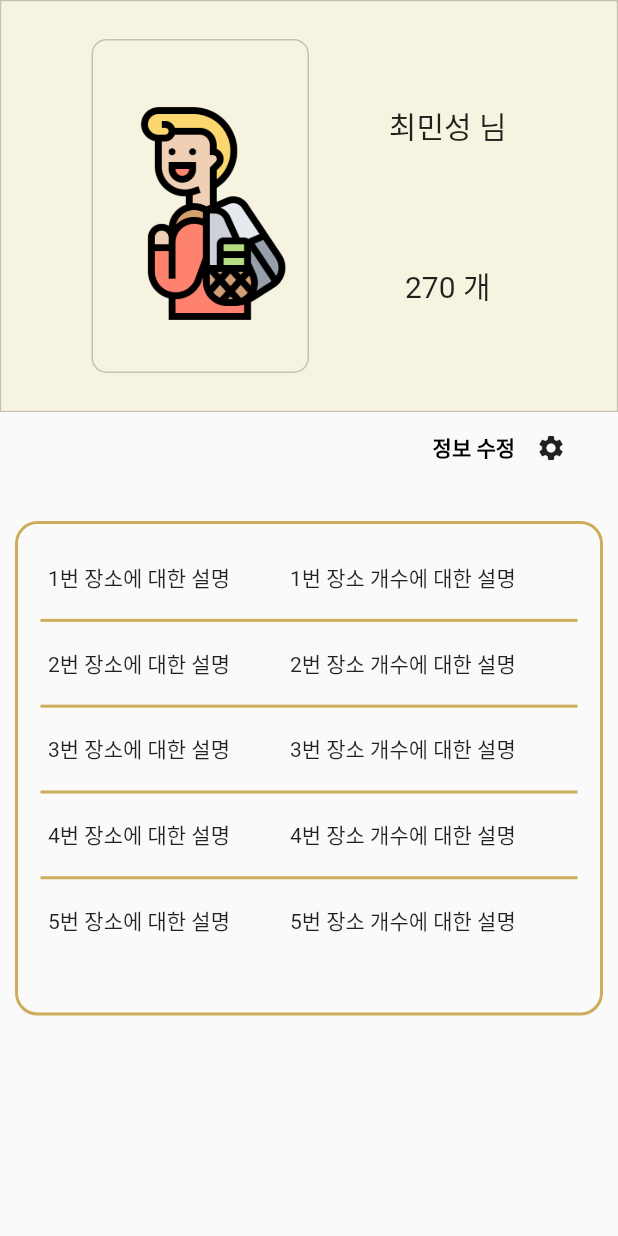
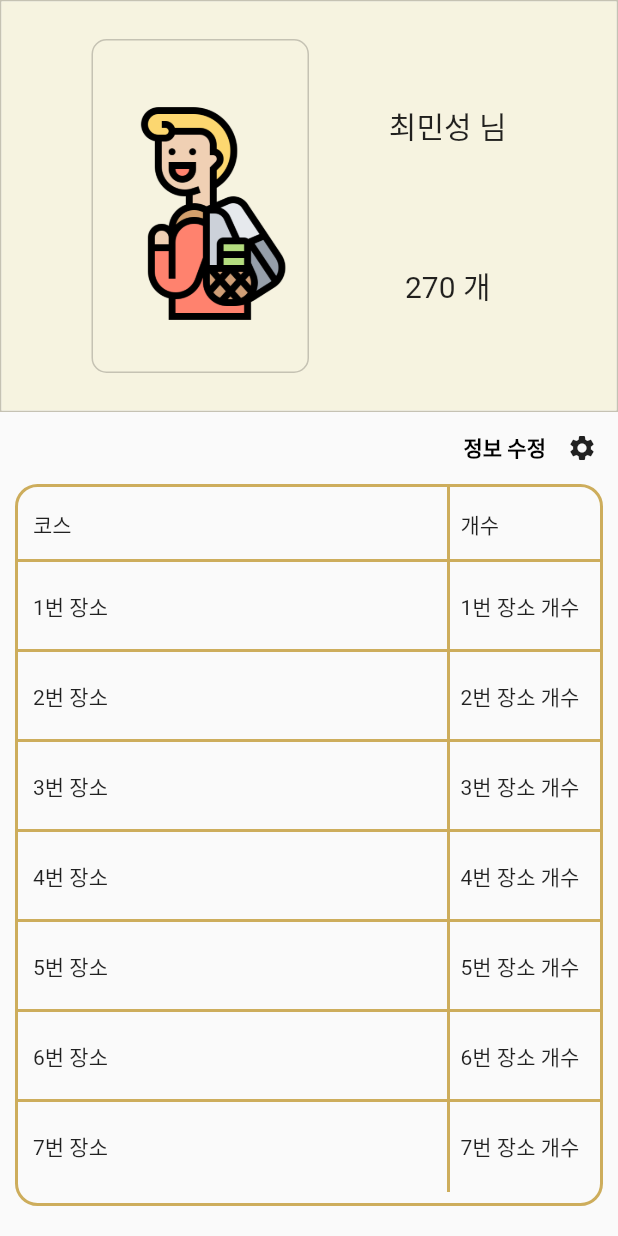
Before and after one commit to TeamStamp/Stamp_Frontend, a Flutter app: the profilepage screen opened directly, on a phone screen of 412 x 824 dp. Run offline on Flutter 3.47's test engine with Material 2 defaults, Android fonts, the light colour scheme and no system bars; our stand-ins replace google_maps_flutter, shared_preferences; accounts and stored records are empty.

Commit message:
창희형의 속성강의 포함 프로필 페이지

```diff
--- /dev/null
+++ b/lib/Models/Post.dart
@@ -0,0 +1,17 @@
+class Post {
+  final int userId;
+  final int id;
+  final String title;
+  final bool completed;
+
+  Post({required this.userId, required this.id, required this.title, required this.completed});
+
+  factory Post.fromJson(Map<String, dynamic> json) {
+   return Post(
+      userId: json['userId'],
+      id: json['id'],
+      title: json['title'],
+      completed: json['completed'],
+    );
+  }
+}
--- a/lib/login_page.dart
+++ b/lib/login_page.dart
@@ -12,6 +12,7 @@
 */
 
 import 'package:flutter/material.dart';
+import 'package:stamp_front/Models/Post.dart';
 import 'package:stamp_front/main_page.dart';
 import 'package:stamp_front/repository/auth_repository.dart';
 
@@ -49,6 +50,8 @@ class _loginpageState extends State<loginpage> {
   final emailController = TextEditingController();
   final passwordController = TextEditingController();
   final passwordConfirmController = TextEditingController();
+
+  final List<Post> posts = [];
 
   late String _id;
   late String _password;
@@ -166,7 +169,26 @@ class _loginpageState extends State<loginpage> {
                       const Text(style: TextStyle(color: Colors.black), '로그인'),
                 ),
               ),
-
+              // ElevatedButton(
+              //     onPressed: () async {
+              //       posts.addAll(await authRepository.apiTest());
+              //       setState(() {});
+              //     },
+              //     child: Text('test')),
+              // ListView.builder(
+              //   shrinkWrap: true,
+              //   itemBuilder: (context, index) => Column(
+              //     crossAxisAlignment: CrossAxisAlignment.start,
+              //     children: [
+              //       Text('타이틀' + posts[index].title),
+              //       Text('유저id' + posts[index].userId.toString()),
+              //       Text('완성:' + posts[index].completed.toString()),
+              //       SizedBox(height: 8,),
+              //       Divider(),
+              //     ],
+              //   ),
+              //   itemCount: posts.length,
+              // ),
               // 회원가입 창
               Container(
                 child: TextButton(
--- a/lib/profile_page.dart
+++ b/lib/profile_page.dart
@@ -17,11 +17,29 @@ class profilepage extends StatefulWidget {
 }
 
 class _profilepage extends State<profilepage> {
-  final List<String> profileplaces = <String> ['1번 장소', '2번 장소', '3번 장소', '4번 장소', '5번 장소'];
-  final List<String> profileplacestoken = <String> ['1번 장소 개수', '2번 장소 개수', '3번 장소 개수', '4번 장소 개수', '5번 장소 개수'];
+  final List<String> profileplaces = <String>[
+    '1번 장소',
+    '2번 장소',
+    '3번 장소',
+    '4번 장소',
+    '5번 장소',
+    '6번 장소',
+    '7번 장소'
+  ];
+  final List<String> profileplacestoken = <String>[
+    '1번 장소 개수',
+    '2번 장소 개수',
+    '3번 장소 개수',
+    '4번 장소 개수',
+    '5번 장소 개수',
+    '6번 장소 개수',
+    '7번 장소 개수'
+  ];
+
   @override
   Widget build(BuildContext context) {
     return Scaffold(
+        resizeToAvoidBottomInset: false,
         body: Column(
           children: [
             Flexible(
@@ -71,8 +89,8 @@ class _profilepage extends State<profilepage> {
                                   width: double.infinity,
                                   height: double.infinity,
                                   alignment: Alignment.center,
-                              child:
-                                  Text('최민성 님', style: TextStyle(fontSize: 20)),
+                                  child: Text('최민성 님',
+                                      style: TextStyle(fontSize: 20)),
                                 ),
                               ),
                               Flexible(
@@ -80,8 +98,8 @@ class _profilepage extends State<profilepage> {
                                   width: double.infinity,
                                   height: double.infinity,
                                   alignment: Alignment.center,
-                              child:
-                                  Text('270 개', style: TextStyle(fontSize: 20)),
+                                  child: Text('270 개',
+                                      style: TextStyle(fontSize: 20)),
                                 ),
                               )
                             ],
@@ -98,16 +116,12 @@ class _profilepage extends State<profilepage> {
               child: Column(
                 children: [
                   Row(
+                    mainAxisAlignment: MainAxisAlignment.end,
                     children: [
-                    Container(
-                      padding: EdgeInsets.only(
-                          left: MediaQuery.of(context).size.width * 0.7,
-                          right: MediaQuery.of(context).size.width * 0),
-                      child: Text('정보 수정',
+                      Text('정보 수정',
                           style: TextStyle(
                               fontWeight: FontWeight.bold,
                               color: Colors.black)),
-                    ),
                       Container(
                           padding: EdgeInsets.only(
                               left: MediaQuery.of(context).size.width * 0,
@@ -116,114 +130,80 @@ class _profilepage extends State<profilepage> {
                             onPressed: () {
                               ProfileuserShowDialog(context);
                             },
-                          icon: Icon(Icons.settings, size: 20,
+                            icon: Icon(
+                              Icons.settings,
+                              size: 20,
                             ),
                           )),
                     ],
                   ),
-                SizedBox(height: MediaQuery.of(context).size.height * 0.03),
-                 Container(
-                      margin: EdgeInsets.fromLTRB(10, 0, 10, 0),
-                      width: MediaQuery.of(context).size.width,
-                      height: MediaQuery.of(context).size.height*0.4,
+                  Expanded(
                     child: Container(
-                          width: double.infinity,
-                          height: double.infinity,
+                        margin: EdgeInsets.fromLTRB(10, 0, 10, 20),
                         decoration: BoxDecoration(
                             borderRadius: BorderRadius.circular(15),
-                              border: Border.all(color: Color(0xffCDAD5C), width: 2)
+                            border:
+                                Border.all(color: Color(0xffCDAD5C), width: 2)),
+                        child: Column(
+                          children: [
+                          SizedBox(
+                          height: 50,
+                          child: Row(
+                            children: const [
+                              Expanded(
+                                  flex: 3,
+                                  child: Padding(
+                                      padding: EdgeInsets.only(left: 10),
+                                      child: Text('코스'))),
+                              VerticalDivider(
+                                color: Color(0xffCDAD5C),
+                                thickness: 2,
                               ),
+                              Expanded(child: Text('개수')),
+                            ],
+                          ),
+                        ),
+                            const Divider(
+                              color: Color(0xffCDAD5C),
+                              thickness: 2,
+                              height: 0,
+                            ),
+                            Expanded(
                               child: ListView.separated(
-                            padding: const EdgeInsets.all(15),
-                            itemCount: profileplaces.length,
-                            itemBuilder: (BuildContext context, int index){
-                              return Container(
-                                padding: EdgeInsets.all(5),
-                                height: MediaQuery.of(context).size.height*0.05,
+                                shrinkWrap: true,
+                                itemCount: profileplaces.length ,
+                                itemBuilder: (BuildContext context, int index) {
+                                    return SizedBox(
+                                      height: 60,
                                       child: Row(
                                         children: [
-                                    Text('${profileplaces[index]}에 대한 설명'),
-                                    SizedBox(width: 40,),
-                                    Text('${profileplacestoken[index]}에 대한 설명'),
+                                          Expanded(
+                                              flex: 3,
+                                              child: Padding(
+                                                  padding: EdgeInsets.only(left: 10),
+                                                  child: Text('${profileplaces[index ]}'))),
+                                          const VerticalDivider(
+                                            color: Color(0xffCDAD5C),
+                                            thickness: 2,
+                                          ),
+                                          Expanded(child: Text('${profileplacestoken[index ]}')),
                                         ],
                                       ),
                                     );
                                 },
-                            separatorBuilder: (BuildContext context, int index) => const Divider(
+                                separatorBuilder: (BuildContext context, int index) =>
+                                    const Divider(
                                   color: Color(0xffCDAD5C),
                                   thickness: 2,
-                            ),
-                          )
+                                      height: 0,
                                 ),
                               ),
-
-
-                /*
-                SingleChildScrollView(
-                  child: Container(padding: EdgeInsets.only(
-                    left: MediaQuery.of(context).size.width * 0.1,
-                    right: MediaQuery.of(context).size.width * 0.1,
                             ),
-                      decoration: BoxDecoration(
-                          borderRadius: BorderRadius.circular(30),
-                          border: Border.all(color: Colors.black, width: 2)),
-                      child: DataTable(
-
-                        dataRowHeight: 50,
-                        dividerThickness: 2,
-
-                        columns: const [
-                          DataColumn(label: Text('코스')),
-                          DataColumn(label: Text('개수')),
-                        ],
-                        rows: const [
-                          DataRow(cells: [
-                            DataCell(Text('용인시 기흥구')),
-                            DataCell(Text('1 / 30')),
-                          ]),
-                          DataRow(cells: [
-                            DataCell(Text('용인시 기흥구')),
-                            DataCell(Text('1 / 30')),
-                          ]),
-                          DataRow(cells: [
-                            DataCell(Text('용인시 기흥구')),
-                            DataCell(Text('1 / 30')),
-                          ]),
-                          DataRow(cells: [
-                            DataCell(Text('용인시 기흥구')),
-                            DataCell(Text('1 / 30')),
-                          ]),
-                          DataRow(cells: [
-                            DataCell(Text('용인시 기흥구')),
-                            DataCell(Text('1 / 30')),
-                          ]),
-                          DataRow(cells: [
-                            DataCell(Text('용인시 기흥구')),
-                            DataCell(Text('1 / 30')),
-                          ]),
-                          DataRow(cells: [
-                            DataCell(Text('용인시 기흥구')),
-                            DataCell(Text('1 / 30')),
-                          ]),
-                          DataRow(cells: [
-                            DataCell(Text('용인시 기흥구')),
-                            DataCell(Text('1 / 30')),
-                          ]),
-                          DataRow(cells: [
-                            DataCell(Text('용인시 기흥구')),
-                            DataCell(Text('1 / 30')),
-                          ]),
-                          DataRow(cells: [
-                            DataCell(Text('용인시 기흥구')),
-                            DataCell(Text('1 / 30')),
-                          ]),
                           ],
                         )),
-                )*/
-
+                  ),
                 ],
               ),
-
             ),
           ],
         ));
@@ -236,8 +216,7 @@ class _profilepage extends State<profilepage> {
           return AlertDialog(
             backgroundColor: Color(0xffF9F3E7),
             shape: RoundedRectangleBorder(
-                                      borderRadius:
-                                          BorderRadius.circular(10.0)),
+                borderRadius: BorderRadius.circular(10.0)),
             content: SingleChildScrollView(
               child: Form(
                 child: Column(
@@ -274,16 +253,18 @@ class _profilepage extends State<profilepage> {
                         children: [
                           Flexible(
                             flex: 5,
-                                                  child:
-                                                    Text('새로운 닉네임 :'),
+                            child: Text('새로운 닉네임 :'),
                           ),
-                                                SizedBox(width: 10,),
+                          SizedBox(
+                            width: 10,
+                          ),
                           Flexible(
                             flex: 6,
                             child: TextFormField(
                               textAlign: TextAlign.left,
                               decoration: const InputDecoration(
-                                                          contentPadding: EdgeInsets.symmetric(vertical: 4.0),
+                                  contentPadding:
+                                      EdgeInsets.symmetric(vertical: 4.0),
                                   border: OutlineInputBorder(
                                     borderRadius:
                                         BorderRadius.all(Radius.circular(20.0)),
@@ -291,9 +272,12 @@ class _profilepage extends State<profilepage> {
                                   filled: true,
                                   fillColor: Colors.white,
                                   focusedBorder: OutlineInputBorder(
-                                                              borderRadius:BorderRadius.all(Radius.circular(20.0)),
-                                                              borderSide:BorderSide(width: 1, color: Colors.blue))),
-                                                    ),)
+                                      borderRadius: BorderRadius.all(
+                                          Radius.circular(20.0)),
+                                      borderSide: BorderSide(
+                                          width: 1, color: Colors.blue))),
+                            ),
+                          )
                         ],
                       ),
                     ),
@@ -303,16 +287,18 @@ class _profilepage extends State<profilepage> {
                         children: [
                           Flexible(
                             flex: 5,
-                                                  child:
-                                                  Text('기존 비밀번호 :'),
+                            child: Text('기존 비밀번호 :'),
                           ),
-                                                SizedBox(width: 10,),
+                          SizedBox(
+                            width: 10,
+                          ),
                           Flexible(
                             flex: 6,
                             child: TextFormField(
                               textAlign: TextAlign.left,
                               decoration: const InputDecoration(
-                                                        contentPadding: EdgeInsets.symmetric(vertical: 4.0),
+                                  contentPadding:
+                                      EdgeInsets.symmetric(vertical: 4.0),
                                   border: OutlineInputBorder(
                                     borderRadius:
                                         BorderRadius.all(Radius.circular(20.0)),
@@ -320,9 +306,12 @@ class _profilepage extends State<profilepage> {
                                   filled: true,
                                   fillColor: Colors.white,
                                   focusedBorder: OutlineInputBorder(
-                                                            borderRadius:BorderRadius.all(Radius.circular(20.0)),
-                                                            borderSide:BorderSide(width: 1, color: Colors.blue))),
-                                                  ),)
+                                      borderRadius: BorderRadius.all(
+                                          Radius.circular(20.0)),
+                                      borderSide: BorderSide(
+                                          width: 1, color: Colors.blue))),
+                            ),
+                          )
                         ],
                       ),
                     ),
@@ -332,16 +321,18 @@ class _profilepage extends State<profilepage> {
                         children: [
                           Flexible(
                             flex: 5,
-                                                  child:
-                                                  Text('신규 비밀번호 :'),
+                            child: Text('신규 비밀번호 :'),
                           ),
-                                                SizedBox(width: 10,),
+                          SizedBox(
+                            width: 10,
+                          ),
                           Flexible(
                             flex: 6,
                             child: TextFormField(
                               textAlign: TextAlign.left,
                               decoration: const InputDecoration(
-                                                        contentPadding: EdgeInsets.symmetric(vertical: 4.0),
+                                  contentPadding:
+                                      EdgeInsets.symmetric(vertical: 4.0),
                                   border: OutlineInputBorder(
                                     borderRadius:
                                         BorderRadius.all(Radius.circular(20.0)),
@@ -349,9 +340,12 @@ class _profilepage extends State<profilepage> {
                                   filled: true,
                                   fillColor: Colors.white,
                                   focusedBorder: OutlineInputBorder(
-                                                            borderRadius:BorderRadius.all(Radius.circular(20.0)),
-                                                            borderSide:BorderSide(width: 1, color: Colors.blue))),
-                                                  ),)
+                                      borderRadius: BorderRadius.all(
+                                          Radius.circular(20.0)),
+                                      borderSide: BorderSide(
+                                          width: 1, color: Colors.blue))),
+                            ),
+                          )
                         ],
                       ),
                     ),
@@ -361,16 +355,18 @@ class _profilepage extends State<profilepage> {
                         children: [
                           Flexible(
                             flex: 5,
-                                                  child:
-                                                  Text('비밀번호 확인 :'),
+                            child: Text('비밀번호 확인 :'),
                           ),
-                                                SizedBox(width: 10,),
+                          SizedBox(
+                            width: 10,
+                          ),
                           Flexible(
                             flex: 6,
                             child: TextFormField(
                               textAlign: TextAlign.left,
                               decoration: const InputDecoration(
-                                                        contentPadding: EdgeInsets.symmetric(vertical: 4.0),
+                                  contentPadding:
+                                      EdgeInsets.symmetric(vertical: 4.0),
                                   border: OutlineInputBorder(
                                     borderRadius:
                                         BorderRadius.all(Radius.circular(20.0)),
@@ -378,9 +374,12 @@ class _profilepage extends State<profilepage> {
                                   filled: true,
                                   fillColor: Colors.white,
                                   focusedBorder: OutlineInputBorder(
-                                                            borderRadius:BorderRadius.all(Radius.circular(20.0)),
-                                                            borderSide:BorderSide(width: 1, color: Colors.blue))),
-                                                  ),)
+                                      borderRadius: BorderRadius.all(
+                                          Radius.circular(20.0)),
+                                      borderSide: BorderSide(
+                                          width: 1, color: Colors.blue))),
+                            ),
+                          )
                         ],
                       ),
                     ),
@@ -397,8 +396,8 @@ class _profilepage extends State<profilepage> {
                     },
                     style: ElevatedButton.styleFrom(
                         backgroundColor: Color(0xffFFF3D3)),
-                                          child: const Text('확인',
-                                              style: TextStyle(color: Colors.black)),
+                    child:
+                        const Text('확인', style: TextStyle(color: Colors.black)),
                   ),
                 ),
               )
@@ -407,6 +406,7 @@ class _profilepage extends State<profilepage> {
         });
   }
 }
+
 final ProfileItem = {
   "list": [
     {"course": "용인시 기흥구", "point": "1/30"},
--- a/lib/repository/auth_repository.dart
+++ b/lib/repository/auth_repository.dart
@@ -3,6 +3,7 @@ import 'dart:convert';
 import 'package:http/http.dart' as http;
 import 'package:http/http.dart';
 import 'package:shared_preferences/shared_preferences.dart';
+import 'package:stamp_front/Models/Post.dart';
 
 class AuthRepository {
   Future<bool> register(String username, String email, String password) async {
@@ -32,6 +33,7 @@ class AuthRepository {
           });
       if(response.statusCode == 200) {
         final accessToken = jsonDecode(response.body)['data']['accessToken'];
+
         final SharedPreferences prefs = await SharedPreferences.getInstance();
 
         prefs.setString('accessToken', accessToken);
@@ -43,4 +45,27 @@ class AuthRepository {
     }
     return false;
   }
+
+  Future<String> getToken() async {
+    final SharedPreferences prefs = await SharedPreferences.getInstance();
+    return prefs.getString('accessToken') ?? '';
+  }
+
+  apiTest() async {
+    var url = Uri.https('jsonplaceholder.typicode.com', 'todos');
+    try {
+      Response response = await http.get(url, headers: {
+        'Authorization': await getToken(),
+      });
+
+      final List<dynamic> data = jsonDecode(response.body);
+      List<Post> posts = data.map<Post>((element) {
+        return Post.fromJson(element);
+      }).toList();
+      return posts;
+      // List<Post> posts =
+    } catch (e){
+      print(e);
+    }
+  }
 }
--- a/lib/stamp_page.dart
+++ b/lib/stamp_page.dart
@@ -17,9 +17,7 @@ class stamppage extends StatelessWidget {
 
   @override
   Widget build(BuildContext context) {
-    return MaterialApp(
-      home: ListViewPage(),
-    );
+    return ListViewPage();
   }
 }
 
```
Lines whose indentation alone changed are shown as unchanged.
